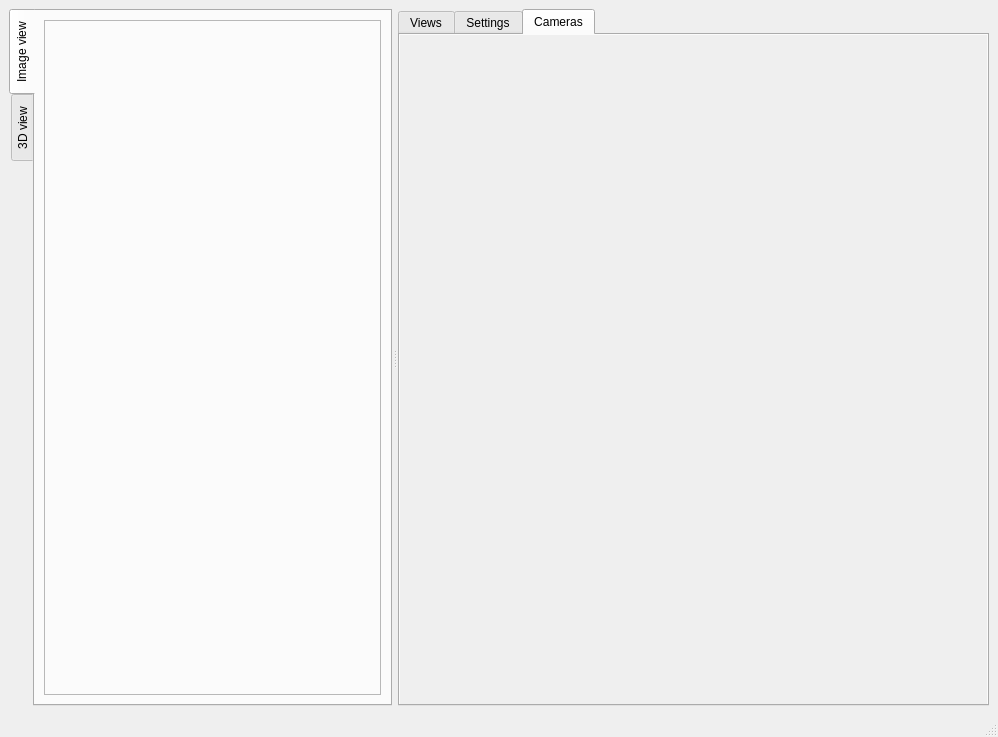
This is multical/interface/visualizer.ui in oliver-batchelor/multical as Qt 5 draws it before an edit. The edited form follows.
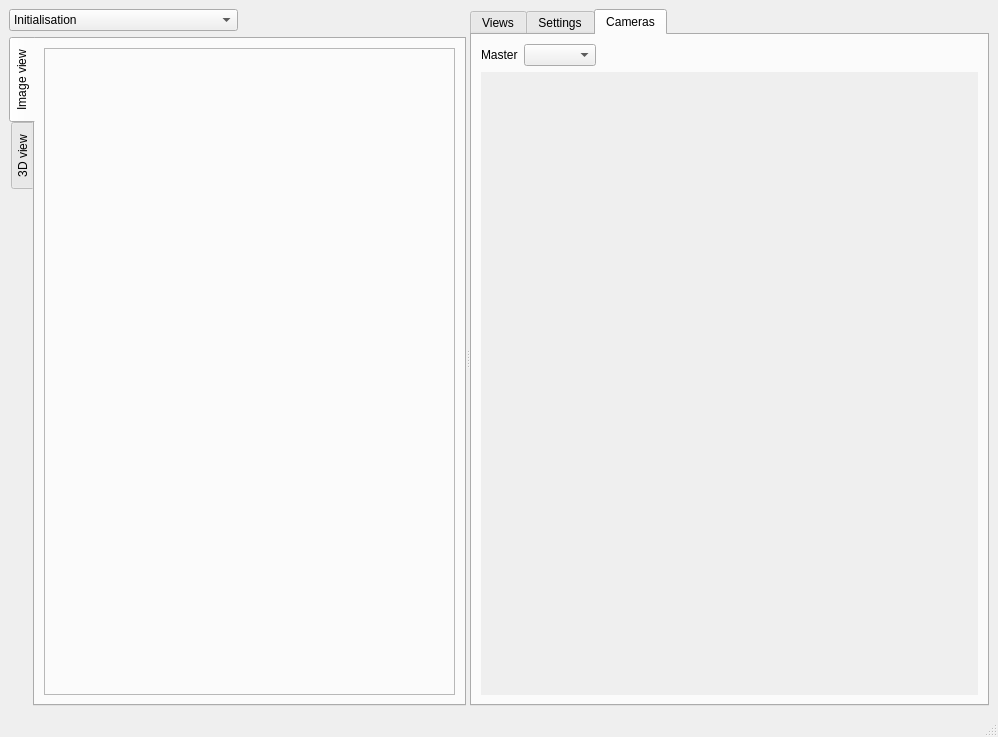
This is the edited form. The open tabs and pages were chosen to show the change.

```diff
--- a/multical/interface/visualizer.ui
+++ b/multical/interface/visualizer.ui
@@ -26,26 +26,52 @@
    <bool>false</bool>
   </property>
   <widget class="QWidget" name="centralwidget">
-   <layout class="QHBoxLayout" name="horizontalLayout_2">
+   <layout class="QHBoxLayout" name="horizontalLayout_4">
     <item>
      <widget class="QSplitter" name="splitter">
-      <property name="frameShape">
-       <enum>QFrame::NoFrame</enum>
-      </property>
       <property name="orientation">
        <enum>Qt::Horizontal</enum>
       </property>
-      <property name="handleWidth">
-       <number>6</number>
-      </property>
-      <property name="childrenCollapsible">
-       <bool>true</bool>
-      </property>
       <widget class="QWidget" name="layoutWidget">
-       <layout class="QVBoxLayout" name="verticalLayout_3" stretch="0">
-        <property name="sizeConstraint">
-         <enum>QLayout::SetDefaultConstraint</enum>
-        </property>
+       <layout class="QVBoxLayout" name="verticalLayout_2">
+        <item>
+         <layout class="QHBoxLayout" name="horizontalLayout_2">
+          <item>
+           <widget class="QComboBox" name="calibrations_combo">
+            <property name="sizePolicy">
+             <sizepolicy hsizetype="Expanding" vsizetype="Fixed">
+              <horstretch>0</horstretch>
+              <verstretch>0</verstretch>
+             </sizepolicy>
+            </property>
+            <property name="sizeAdjustPolicy">
+             <enum>QComboBox::AdjustToContents</enum>
+            </property>
+            <property name="minimumContentsLength">
+             <number>12</number>
+            </property>
+            <item>
+             <property name="text">
+              <string>Initialisation</string>
+             </property>
+            </item>
+           </widget>
+          </item>
+          <item>
+           <spacer name="horizontalSpacer">
+            <property name="orientation">
+             <enum>Qt::Horizontal</enum>
+            </property>
+            <property name="sizeHint" stdset="0">
+             <size>
+              <width>40</width>
+              <height>20</height>
+             </size>
+            </property>
+           </spacer>
+          </item>
+         </layout>
+        </item>
         <item>
          <widget class="QTabWidget" name="tab_image">
           <property name="sizePolicy">
@@ -64,8 +90,8 @@
            <attribute name="title">
             <string>Image view</string>
            </attribute>
-           <layout class="QGridLayout" name="gridLayout_2">
-            <item row="0" column="0">
+           <layout class="QHBoxLayout" name="horizontalLayout_5">
+            <item>
              <widget class="QFrame" name="image_frame">
               <property name="sizePolicy">
                <sizepolicy hsizetype="Expanding" vsizetype="Preferred">
@@ -148,16 +174,9 @@
         <attribute name="title">
          <string>Views</string>
         </attribute>
-        <layout class="QVBoxLayout" name="verticalLayout_2">
+        <layout class="QVBoxLayout" name="verticalLayout_3">
          <item>
           <layout class="QHBoxLayout" name="horizontalLayout">
-           <item>
-            <widget class="QCheckBox" name="inliers_check">
-             <property name="text">
-              <string>Inliers only</string>
-             </property>
-            </widget>
-           </item>
            <item>
             <widget class="QComboBox" name="metric_combo">
              <property name="sizePolicy">
@@ -169,12 +188,9 @@
              <property name="sizeAdjustPolicy">
               <enum>QComboBox::AdjustToContents</enum>
              </property>
-             <property name="minimumContentsLength">
-              <number>12</number>
-             </property>
              <item>
               <property name="text">
-               <string>Detections (outliers)</string>
+               <string>Detections</string>
               </property>
              </item>
             </widget>
@@ -200,6 +216,19 @@
              </item>
             </widget>
            </item>
+           <item>
+            <spacer name="horizontalSpacer_2">
+             <property name="orientation">
+              <enum>Qt::Horizontal</enum>
+             </property>
+             <property name="sizeHint" stdset="0">
+              <size>
+               <width>40</width>
+               <height>20</height>
+              </size>
+             </property>
+            </spacer>
+           </item>
           </layout>
          </item>
          <item>
@@ -414,18 +443,33 @@
          <string>Cameras</string>
         </attribute>
         <layout class="QVBoxLayout" name="verticalLayout_4">
-         <property name="leftMargin">
-          <number>0</number>
-         </property>
-         <property name="topMargin">
-          <number>0</number>
-         </property>
-         <property name="rightMargin">
-          <number>0</number>
-         </property>
-         <property name="bottomMargin">
-          <number>0</number>
-         </property>
+         <item>
+          <layout class="QGridLayout" name="gridLayout_2">
+           <item row="0" column="0">
+            <widget class="QLabel" name="label_2">
+             <property name="text">
+              <string>Master</string>
+             </property>
+            </widget>
+           </item>
+           <item row="0" column="1">
+            <widget class="QComboBox" name="master_combo"/>
+           </item>
+           <item row="0" column="2">
+            <spacer name="horizontalSpacer_3">
+             <property name="orientation">
+              <enum>Qt::Horizontal</enum>
+             </property>
+             <property name="sizeHint" stdset="0">
+              <size>
+               <width>40</width>
+               <height>20</height>
+              </size>
+             </property>
+            </spacer>
+           </item>
+          </layout>
+         </item>
          <item>
           <widget class="QScrollArea" name="scrollArea">
            <property name="frameShape">
@@ -442,8 +486,8 @@
              <rect>
               <x>0</x>
               <y>0</y>
-              <width>596</width>
-              <height>648</height>
+              <width>579</width>
+              <height>599</height>
              </rect>
             </property>
            </widget>
```
